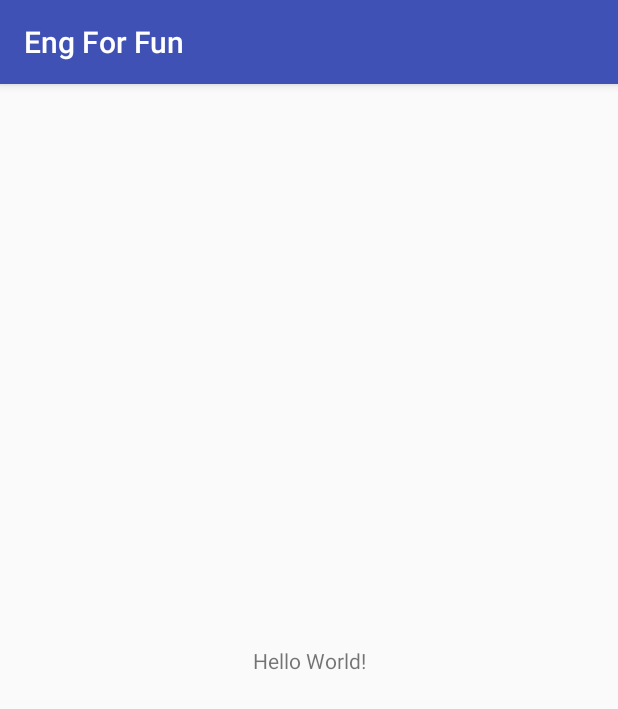
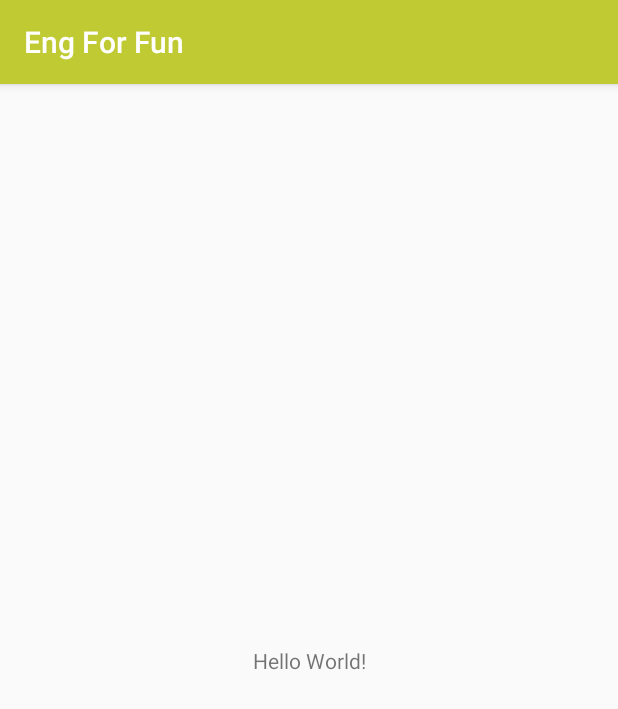
Before and after one commit to masterUNG/EngForFun, an Android app: the screen it shows after launch (MainActivity), on a phone screen of 412 x 824 dp. Shown: the top 709 px of the screen. Run offline under Robolectric (Android 15) with nearby library versions, the phone set to English and light mode, and no system bars.

Commit message:
setup collor ok

```diff
--- a/app/src/main/res/values/colors.xml
+++ b/app/src/main/res/values/colors.xml
@@ -1,6 +1,7 @@
 <?xml version="1.0" encoding="utf-8"?>
 <resources>
-    <color name="colorPrimary">#3F51B5</color>
-    <color name="colorPrimaryDark">#303F9F</color>
+    <color name="colorPrimary">#c0ca33</color>
+    <color name="colorPrimaryDark">#8c9900</color>
+    <color name="white">#ffffff</color>
     <color name="colorAccent">#FF4081</color>
 </resources>
```
